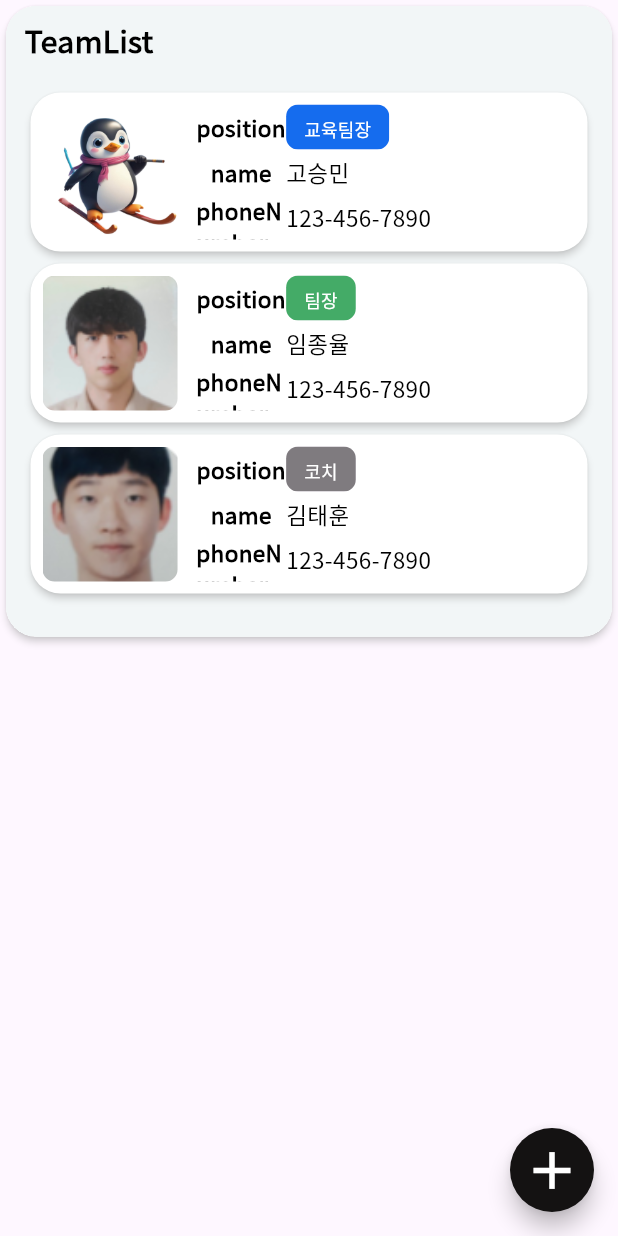
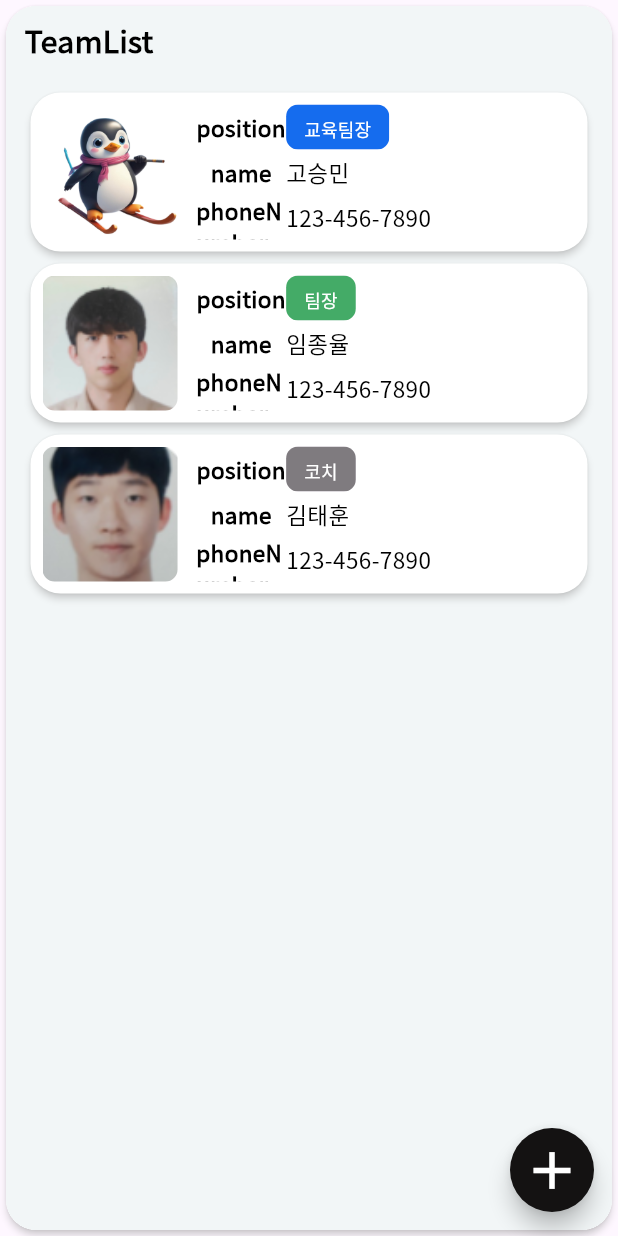
Before and after one commit to jason9865/go-ski, a Flutter app: the TeamListScreen screen opened directly, on a phone screen of 412 x 824 dp. Run offline on Flutter 3.47's test engine with Material 3 defaults, Android fonts, the phone set to English and light mode, and no system bars; our stand-ins replace easy_localization, get, image_picker, logger; project files that could hold a hidden picture were left out.

Commit message:
🎨 Fix : GoskiContainer

```diff
--- a/goski_instructor/lib/ui/component/goski_container.dart
+++ b/goski_instructor/lib/ui/component/goski_container.dart
@@ -73,6 +73,7 @@ class GoskiContainer extends StatelessWidget {
         : Container(
             decoration: const BoxDecoration(color: goskiBackground),
             width: screenSizeController.getWidthByRatio(1),
+            height: screenSizeController.getHeightByRatio(1),
             child: SingleChildScrollView(
               padding: EdgeInsets.symmetric(
                 vertical: screenSizeController.getHeightByRatio(0.01),
```
